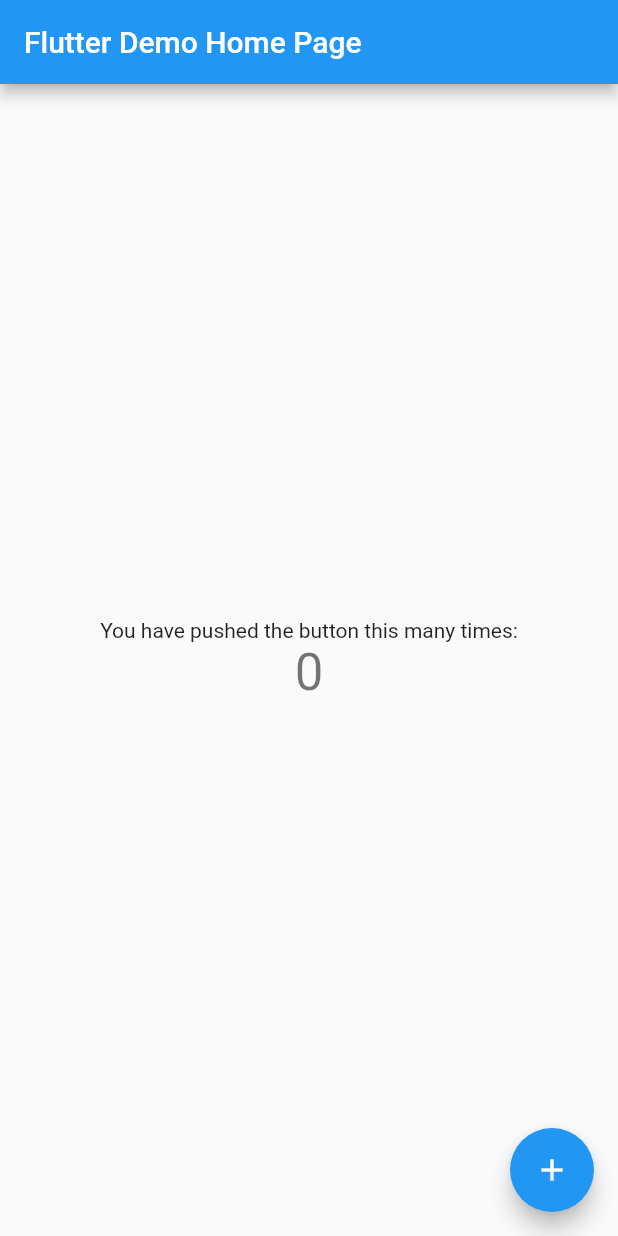
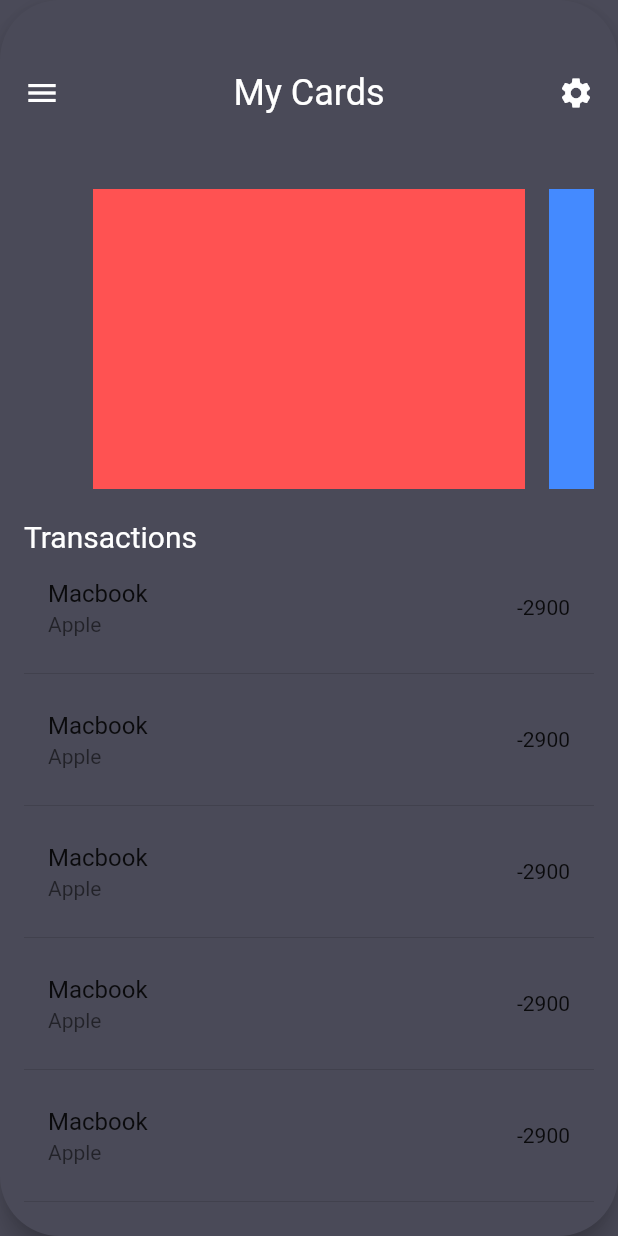
Before and after one commit to chitrank2050/Navigation_Drawer_UI, a Flutter app: the screen it shows after launch, on a phone screen of 412 x 824 dp. Run offline on Flutter 3.47's test engine with Material 2 defaults, Android fonts, the phone set to English and light mode, and no system bars.

```diff
--- /dev/null
+++ b/lib/bloc/navigation_bloc.dart
@@ -0,0 +1,7 @@
+enum NavigationEvents {
+
+}
+
+abstract class NavigationStates {
+
+}
--- /dev/null
+++ b/lib/layout/dashboard.dart
@@ -0,0 +1,44 @@
+import 'package:flutter/material.dart';
+
+class Dashboard extends StatelessWidget {
+  final bool isCollapsed;
+  final double screenWidth, screenHeight;
+  final Duration duration;
+  final AnimationController controller;
+  final Animation<double> scaleAnimation;
+  final Color backgroundColor;
+  final Widget child;
+
+  const Dashboard({
+    Key key,
+    this.isCollapsed,
+    this.screenWidth,
+    this.screenHeight,
+    this.duration,
+    this.controller,
+    this.scaleAnimation,
+    this.backgroundColor,
+    this.child,
+  }) : super(key: key);
+
+  @override
+  Widget build(BuildContext context) {
+    return AnimatedPositioned(
+      duration: duration,
+      top: 0,
+      bottom: 0,
+      left: isCollapsed ? 0 : 0.6 * screenWidth,
+      right: isCollapsed ? 0 : -0.2 * screenWidth,
+      child: ScaleTransition(
+        scale: scaleAnimation,
+        child: Material(
+          animationDuration: duration,
+          borderRadius: BorderRadius.all(Radius.circular(40)),
+          elevation: 8,
+          color: backgroundColor,
+          child: child,
+        ),
+      ),
+    );
+  }
+}
--- /dev/null
+++ b/lib/layout/menu.dart
@@ -0,0 +1,46 @@
+import 'package:flutter/material.dart';
+
+class Menu extends StatelessWidget {
+  final Animation<double> menuScaleAnimation;
+  final Animation<Offset> slideAnimation;
+
+  const Menu({Key key, this.menuScaleAnimation, this.slideAnimation})
+      : super(key: key);
+
+  @override
+  Widget build(BuildContext context) {
+    return SlideTransition(
+      position: slideAnimation,
+      child: ScaleTransition(
+        scale: menuScaleAnimation,
+        child: Padding(
+          padding: const EdgeInsets.only(left: 16.0),
+          child: Align(
+            alignment: Alignment.centerLeft,
+            child: Column(
+              mainAxisSize: MainAxisSize.min,
+              mainAxisAlignment: MainAxisAlignment.spaceAround,
+              crossAxisAlignment: CrossAxisAlignment.start,
+              children: <Widget>[
+                Text("Dashboard",
+                    style: TextStyle(color: Colors.white, fontSize: 22)),
+                SizedBox(height: 10),
+                Text("Messages",
+                    style: TextStyle(color: Colors.white, fontSize: 22)),
+                SizedBox(height: 10),
+                Text("Utility Bills",
+                    style: TextStyle(color: Colors.white, fontSize: 22)),
+                SizedBox(height: 10),
+                Text("Funds Transfer",
+                    style: TextStyle(color: Colors.white, fontSize: 22)),
+                SizedBox(height: 10),
+                Text("Branches",
+                    style: TextStyle(color: Colors.white, fontSize: 22)),
+              ],
+            ),
+          ),
+        ),
+      ),
+    );
+  }
+}
--- /dev/null
+++ b/lib/layout/menu_dashboard_layout.dart
@@ -0,0 +1,79 @@
+import 'package:flutter/material.dart';
+
+import 'package:side_drawer_ui/layout/dashboard.dart';
+import 'package:side_drawer_ui/layout/menu.dart';
+import 'package:side_drawer_ui/pages/my_cards_page.dart';
+
+class MenuDashboardLayout extends StatefulWidget {
+  @override
+  _MenuDashboardLayoutState createState() => _MenuDashboardLayoutState();
+}
+
+class _MenuDashboardLayoutState extends State<MenuDashboardLayout>
+    with SingleTickerProviderStateMixin {
+  final Color backgroundColor = Color(0xFF4A4A58);
+  bool isCollapsed = true;
+  double screenWidth, screenHeight;
+  final Duration duration = const Duration(milliseconds: 300);
+  AnimationController _controller;
+  Animation<double> _scaleAnimation;
+  Animation<double> _menuScaleAnimation;
+  Animation<Offset> _slideAnimation;
+
+  @override
+  void initState() {
+    super.initState();
+    _controller = AnimationController(vsync: this, duration: duration);
+    _scaleAnimation = Tween<double>(begin: 1, end: 0.8).animate(_controller);
+    _menuScaleAnimation =
+        Tween<double>(begin: 0.5, end: 1).animate(_controller);
+    _slideAnimation = Tween<Offset>(begin: Offset(-1, 0), end: Offset(0, 0))
+        .animate(_controller);
+  }
+
+  @override
+  void dispose() {
+    _controller.dispose();
+    super.dispose();
+  }
+
+  void onMenuTap() {
+    setState(() {
+      if (isCollapsed)
+        _controller.forward();
+      else
+        _controller.reverse();
+
+      isCollapsed = !isCollapsed;
+    });
+  }
+
+  @override
+  Widget build(BuildContext context) {
+    Size size = MediaQuery.of(context).size;
+    screenHeight = size.height;
+    screenWidth = size.width;
+
+    return Scaffold(
+      backgroundColor: backgroundColor,
+      body: Stack(
+        children: <Widget>[
+          Menu(
+            slideAnimation: _slideAnimation,
+            menuScaleAnimation: _menuScaleAnimation,
+          ),
+          Dashboard(
+            duration: duration,
+            isCollapsed: isCollapsed,
+            screenWidth: screenWidth,
+            screenHeight: screenHeight,
+            controller: _controller,
+            scaleAnimation: _scaleAnimation,
+            backgroundColor: backgroundColor,
+            child: MyCardsPage(onMenuTap: onMenuTap),
+          ),
+        ],
+      ),
+    );
+  }
+}
--- a/lib/main.dart
+++ b/lib/main.dart
@@ -1,4 +1,5 @@
 import 'package:flutter/material.dart';
+import 'package:side_drawer_ui/layout/menu_dashboard_layout.dart';
 
 void main() => runApp(MyApp());
 
@@ -9,103 +10,9 @@ class MyApp extends StatelessWidget {
     return MaterialApp(
       title: 'Flutter Demo',
       theme: ThemeData(
-        // This is the theme of your application.
-        //
-        // Try running your application with "flutter run". You'll see the
-        // application has a blue toolbar. Then, without quitting the app, try
-        // changing the primarySwatch below to Colors.green and then invoke
-        // "hot reload" (press "r" in the console where you ran "flutter run",
-        // or simply save your changes to "hot reload" in a Flutter IDE).
-        // Notice that the counter didn't reset back to zero; the application
-        // is not restarted.
         primarySwatch: Colors.blue,
       ),
-      home: MyHomePage(title: 'Flutter Demo Home Page'),
+      home: MenuDashboardLayout(),
     );
   }
 }
-
-class MyHomePage extends StatefulWidget {
-  MyHomePage({Key key, this.title}) : super(key: key);
-
-  // This widget is the home page of your application. It is stateful, meaning
-  // that it has a State object (defined below) that contains fields that affect
-  // how it looks.
-
-  // This class is the configuration for the state. It holds the values (in this
-  // case the title) provided by the parent (in this case the App widget) and
-  // used by the build method of the State. Fields in a Widget subclass are
-  // always marked "final".
-
-  final String title;
-
-  @override
-  _MyHomePageState createState() => _MyHomePageState();
-}
-
-class _MyHomePageState extends State<MyHomePage> {
-  int _counter = 0;
-
-  void _incrementCounter() {
-    setState(() {
-      // This call to setState tells the Flutter framework that something has
-      // changed in this State, which causes it to rerun the build method below
-      // so that the display can reflect the updated values. If we changed
-      // _counter without calling setState(), then the build method would not be
-      // called again, and so nothing would appear to happen.
-      _counter++;
-    });
-  }
-
-  @override
-  Widget build(BuildContext context) {
-    // This method is rerun every time setState is called, for instance as done
-    // by the _incrementCounter method above.
-    //
-    // The Flutter framework has been optimized to make rerunning build methods
-    // fast, so that you can just rebuild anything that needs updating rather
-    // than having to individually change instances of widgets.
-    return Scaffold(
-      appBar: AppBar(
-        // Here we take the value from the MyHomePage object that was created by
-        // the App.build method, and use it to set our appbar title.
-        title: Text(widget.title),
-      ),
-      body: Center(
-        // Center is a layout widget. It takes a single child and positions it
-        // in the middle of the parent.
-        child: Column(
-          // Column is also a layout widget. It takes a list of children and
-          // arranges them vertically. By default, it sizes itself to fit its
-          // children horizontally, and tries to be as tall as its parent.
-          //
-          // Invoke "debug painting" (press "p" in the console, choose the
-          // "Toggle Debug Paint" action from the Flutter Inspector in Android
-          // Studio, or the "Toggle Debug Paint" command in Visual Studio Code)
-          // to see the wireframe for each widget.
-          //
-          // Column has various properties to control how it sizes itself and
-          // how it positions its children. Here we use mainAxisAlignment to
-          // center the children vertically; the main axis here is the vertical
-          // axis because Columns are vertical (the cross axis would be
-          // horizontal).
-          mainAxisAlignment: MainAxisAlignment.center,
-          children: <Widget>[
-            Text(
-              'You have pushed the button this many times:',
-            ),
-            Text(
-              '$_counter',
-              style: Theme.of(context).textTheme.display1,
-            ),
-          ],
-        ),
-      ),
-      floatingActionButton: FloatingActionButton(
-        onPressed: _incrementCounter,
-        tooltip: 'Increment',
-        child: Icon(Icons.add),
-      ), // This trailing comma makes auto-formatting nicer for build methods.
-    );
-  }
-}
--- /dev/null
+++ b/lib/pages/my_cards_page.dart
@@ -0,0 +1,88 @@
+import 'package:flutter/material.dart';
+
+class MyCardsPage extends StatelessWidget {
+  final Function onMenuTap;
+
+  const MyCardsPage({Key key, this.onMenuTap}) : super(key: key);
+
+  @override
+  Widget build(BuildContext context) {
+    return SingleChildScrollView(
+      scrollDirection: Axis.vertical,
+      physics: ClampingScrollPhysics(),
+      child: Container(
+        padding: const EdgeInsets.only(left: 16, right: 16, top: 48),
+        child: Column(
+          crossAxisAlignment: CrossAxisAlignment.start,
+          children: <Widget>[
+            Row(
+              mainAxisAlignment: MainAxisAlignment.spaceBetween,
+              mainAxisSize: MainAxisSize.max,
+              children: [
+                InkWell(
+                  child: Icon(Icons.menu, color: Colors.white),
+                  onTap: onMenuTap,
+                ),
+                Text(
+                  "My Cards",
+                  style: TextStyle(
+                    fontSize: 24,
+                    color: Colors.white,
+                  ),
+                ),
+                Icon(Icons.settings, color: Colors.white),
+              ],
+            ),
+            SizedBox(height: 50),
+            Container(
+              height: 200,
+              child: PageView(
+                controller: PageController(viewportFraction: 0.8),
+                scrollDirection: Axis.horizontal,
+                pageSnapping: true,
+                children: <Widget>[
+                  Container(
+                    margin: const EdgeInsets.symmetric(horizontal: 8),
+                    color: Colors.redAccent,
+                    width: 100,
+                  ),
+                  Container(
+                    margin: const EdgeInsets.symmetric(horizontal: 8),
+                    color: Colors.blueAccent,
+                    width: 100,
+                  ),
+                  Container(
+                    margin: const EdgeInsets.symmetric(horizontal: 8),
+                    color: Colors.greenAccent,
+                    width: 100,
+                  ),
+                ],
+              ),
+            ),
+            SizedBox(height: 20),
+            Text(
+              "Transactions",
+              style: TextStyle(
+                color: Colors.white,
+                fontSize: 20,
+              ),
+            ),
+            ListView.separated(
+                shrinkWrap: true,
+                itemBuilder: (context, index) {
+                  return ListTile(
+                    title: Text("Macbook"),
+                    subtitle: Text("Apple"),
+                    trailing: Text("-2900"),
+                  );
+                },
+                separatorBuilder: (context, index) {
+                  return Divider(height: 16);
+                },
+                itemCount: 10)
+          ],
+        ),
+      ),
+    );
+  }
+}
--- a/pubspec.yaml
+++ b/pubspec.yaml
@@ -23,6 +23,7 @@ dependencies:
   # The following adds the Cupertino Icons font to your application.
   # Use with the CupertinoIcons class for iOS style icons.
   cupertino_icons: ^0.1.2
+  flutter_bloc: ^3.2.0
 
 dev_dependencies:
   flutter_test:
```
Also changed, not shown: lib/pages/messages_page.dart (added), lib/pages/utility_bills_page.dart (added), pubspec.lock.
